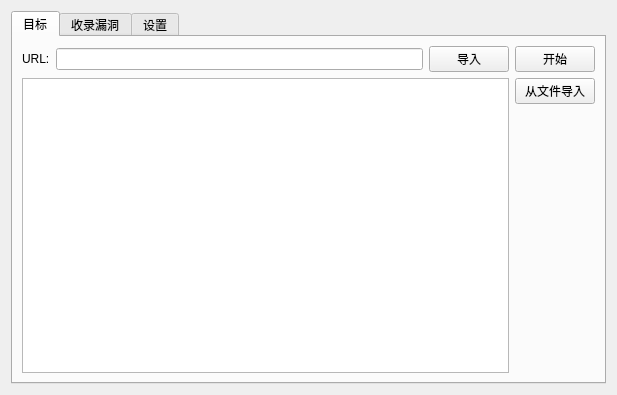
First picture: the form in lib/ui/vulnscan.ui, repository feverGeek/vulnscan, before the edit.
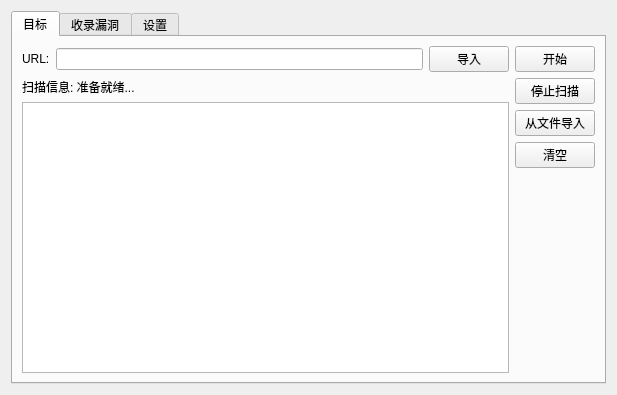
Second picture: the form after the edit.

Commit message: on_startPushButton_clicked

Diff of the .ui file:
```diff
--- a/lib/ui/vulnscan.ui
+++ b/lib/ui/vulnscan.ui
@@ -51,6 +51,13 @@
            </item>
           </layout>
          </item>
+         <item>
+          <widget class="QLabel" name="scanInfoLabel">
+           <property name="text">
+            <string>扫描信息: 准备就绪...</string>
+           </property>
+          </widget>
+         </item>
          <item>
           <widget class="QTableWidget" name="urlsTableWidget"/>
          </item>
@@ -65,6 +72,13 @@
            </property>
           </widget>
          </item>
+         <item>
+          <widget class="QPushButton" name="stopScanPushButton">
+           <property name="text">
+            <string>停止扫描</string>
+           </property>
+          </widget>
+         </item>
          <item>
           <widget class="QPushButton" name="importFromFilePushButton">
            <property name="text">
@@ -72,6 +86,13 @@
            </property>
           </widget>
          </item>
+         <item>
+          <widget class="QPushButton" name="clearPushButton">
+           <property name="text">
+            <string>清空</string>
+           </property>
+          </widget>
+         </item>
          <item>
           <spacer name="verticalSpacer_2">
            <property name="orientation">
```
The commit also changes 24 other files.
